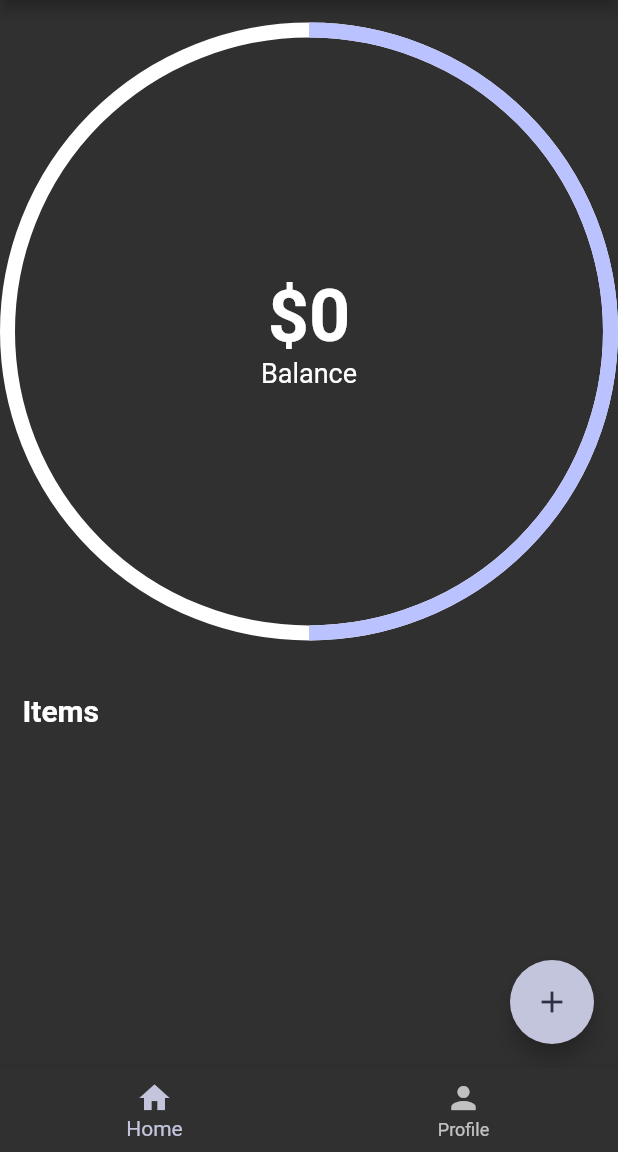
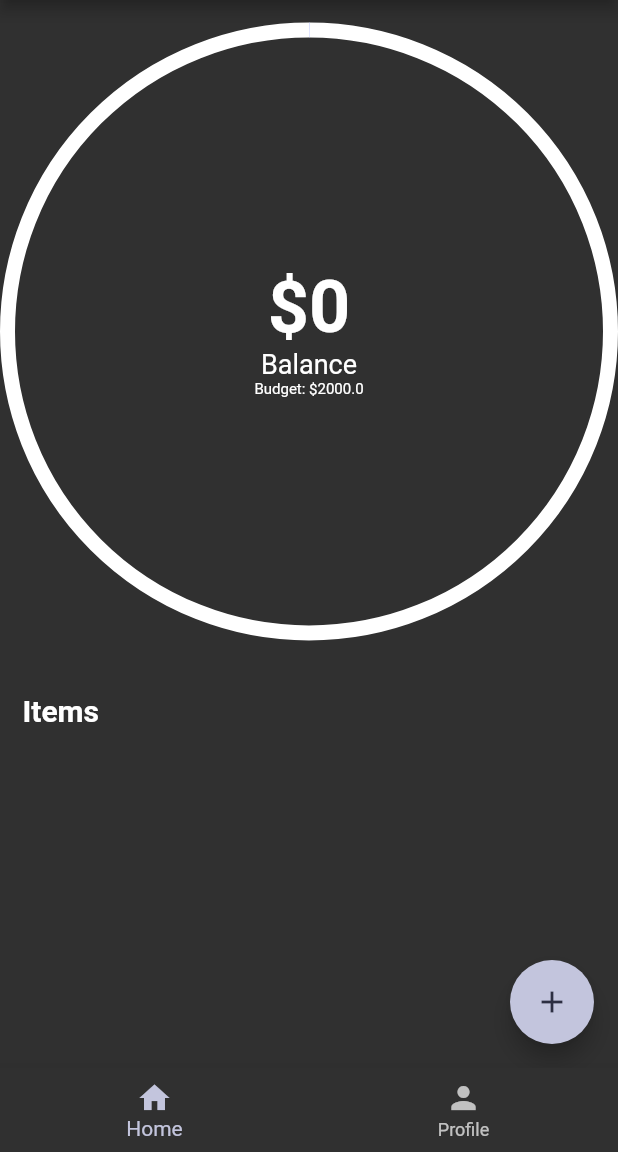
Before and after one commit to ssonhub/budget_tracker, a Flutter app: the screen it shows after launch, on a phone screen of 412 x 824 dp, the part 84-1236 px from its top. Run offline on Flutter 3.47's test engine with Material 2 defaults, Android fonts, the phone set to English and light mode, and no system bars; drawn by our look-alikes of percent_indicator.

Commit message:
displaying the budget

```diff
--- a/budget_tracker/lib/main.dart
+++ b/budget_tracker/lib/main.dart
@@ -13,6 +13,12 @@ class MyApp extends StatelessWidget {
 
   @override
   Widget build(BuildContext context) {
+    /* After calling notifyListeners on budget_service.dart, we need to go to
+    main.dart to initialize it. The problem is that we are currently already
+    returning a Theme service provider, so we need a way to initialize
+    multiple providers at the same time
+
+    Thankfully, there is a MultiProvider widget that takes in multiple providers */
     return MultiProvider(
       providers: [
         ChangeNotifierProvider<ThemeService>(create: (_) => ThemeService()),
--- a/budget_tracker/lib/pages/home_page.dart
+++ b/budget_tracker/lib/pages/home_page.dart
@@ -1,7 +1,9 @@
 import 'package:budget_tracker/model/add_dialog.dart';
 import 'package:budget_tracker/model/transaction_item.dart';
+import 'package:budget_tracker/services/budget_service.dart';
 import 'package:flutter/material.dart';
 import 'package:percent_indicator/circular_percent_indicator.dart';
+import 'package:provider/provider.dart';
 
 class HomePage extends StatefulWidget {
   const HomePage({super.key});
@@ -44,26 +46,50 @@ class _HomePageState extends State<HomePage> {
               children: [
                 Align(
                   alignment: Alignment.topCenter,
-                  child: CircularPercentIndicator(
+                  /* when we insert a budget, it will rebuild the entire HomePage
+                    widget. That's not very efficient as we only want couple of things that
+                    are mostly inside CircularPercentIndicator
+
+                    In order to optimize that for rebuilds, we can wrap the CircularPercentIndicator
+                    in a Consumer<BudgetService> widget that will rebuild when the state changes,
+                    but only what's inside of it*/
+
+                  /* Consumer has a builder that provides a context, a value and a child.
+                    The value is the one that requires more attention as it is the budget service
+                    (the same value as if you did final budgetService = Provider.of<BudgetService>(context);)
+
+                    So if you want to access the budget variable inside BudgetService, all you do is
+                    value.budget like we did earlier */
+                  child: Consumer<BudgetService>(
+                    builder: ((context, value, child) {
+                      final budgetService = Provider.of<BudgetService>(context);
+
+                      return CircularPercentIndicator(
                         radius: screenSize.width / 2,
                         lineWidth: 10.0,
-                    percent: .5,
+                        percent: .5 / budgetService.budget,
                         backgroundColor: Colors.white,
                         center: Column(
                           mainAxisSize: MainAxisSize.min,
-                      children: const [
-                        Text(
+                          children: [
+                            const Text(
                               "\$0",
                               style: TextStyle(
                                   fontSize: 48, fontWeight: FontWeight.bold),
                             ),
-                        Text(
+                            const Text(
                               "Balance",
                               style: TextStyle(fontSize: 18),
                             ),
+                            Text(
+                              "Budget: \$" + budgetService.budget.toString(),
+                              style: const TextStyle(fontSize: 10),
+                            )
                           ],
                         ),
                         progressColor: Theme.of(context).colorScheme.primary,
+                      );
+                    }),
                   ),
                 ),
                 const SizedBox(
@@ -76,12 +102,12 @@ class _HomePageState extends State<HomePage> {
                 const SizedBox(
                   height: 10,
                 ),
-                ...List.generate(
-                  items.length,
-                  (index) => TransactionCard(
-                    item: items[index],
-                  ),
-                ),
+                // ...List.generate(
+                //   items.length,
+                //   (index) => TransactionCard(
+                //     item: items[index],
+                //   ),
+                // ),
               ],
             ),
           ),
--- a/budget_tracker/lib/screens/home.dart
+++ b/budget_tracker/lib/screens/home.dart
@@ -47,17 +47,9 @@ class _HomeState extends State<Home> {
                   builder: (context) {
                     return AddBudgetDialog(
                       budgetToAdd: (budget) {
-                        /* we need to set our budget using the callback coming
-                        from the AddBudgetDialog on the IconButton
-                        We do that by getting our service from the provider
-                        and setting the budgetService.budget to the budget
-                        we inputted in the Dialog */
                         final budgetService =
                             Provider.of<BudgetService>(context, listen: false);
-                        /* Notice the listen:false
-                        that's because we don't want to rebuild that widget
-                        when we change the budget. Now when you input, your budget's
-                        state will be saved by BudgetService */
+
                         budgetService.budget = budget;
                       },
                     );
```
Lines whose indentation alone changed are shown as unchanged.
